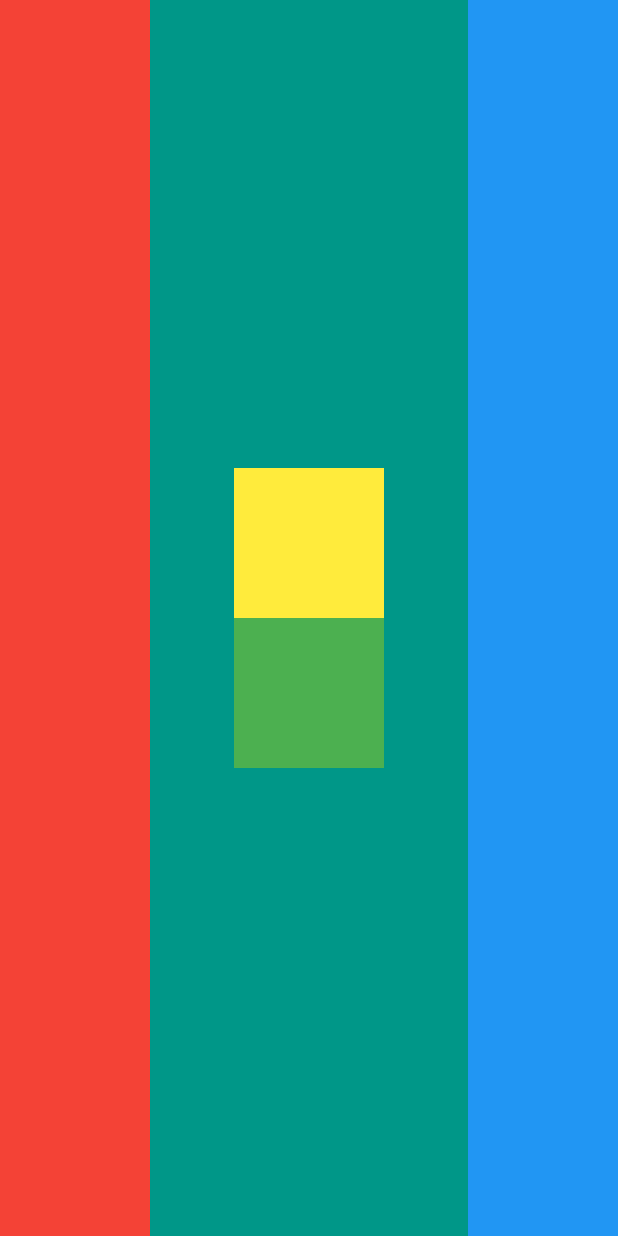
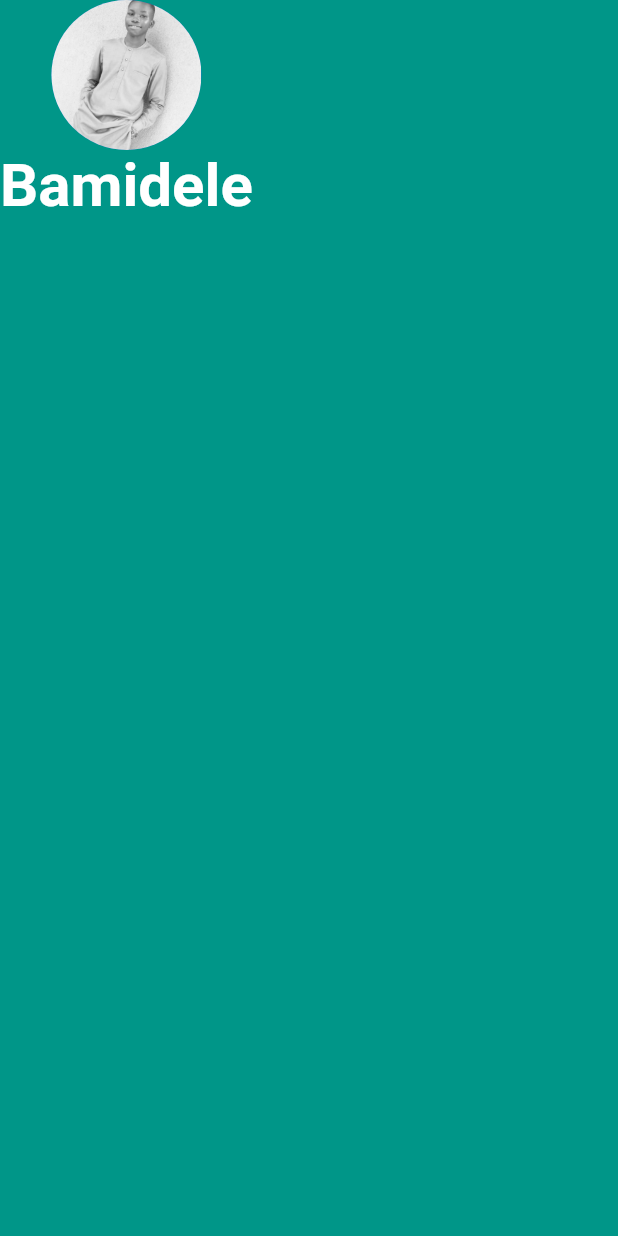
Before and after one commit to Bamidele1234/Business_Card_App, a Flutter app: the screen it shows after launch, on a phone screen of 412 x 824 dp. Run offline on Flutter 3.47's test engine with Material 2 defaults, Android fonts, the phone set to English and light mode, and no system bars.

```diff
--- a/lib/main.dart
+++ b/lib/main.dart
@@ -1,43 +1,29 @@
 import 'package:flutter/material.dart';
 
-void main() => runApp(const PracticeApp());
+void main() => runApp(const FinalApp());
 
-// Using Row and Column
-class MyApp extends StatelessWidget {
-  const MyApp({Key? key}) : super(key: key);
+class FinalApp extends StatelessWidget {
+  const FinalApp({Key? key}) : super(key: key);
 
   @override
   Widget build(BuildContext context) {
     return MaterialApp(
       home: Scaffold(
-        backgroundColor: Colors.red,
+        backgroundColor: Colors.teal,
         body: SafeArea(
-          child: Row(
-            //mainAxisSize: MainAxisSize.min,
-            //verticalDirection: VerticalDirection.up,
-            //mainAxisAlignment: MainAxisAlignment.spaceBetween,
-            crossAxisAlignment: CrossAxisAlignment.stretch,
-            /**
-             * The column is made of a list of children widgets
-             */
-            children: <Widget>[
-              Container(
-                height: 100,
-                color: Colors.yellowAccent,
-                child: const Text('Container 1'),
+          child: Column(
+            children: const <Widget>[
+              CircleAvatar(
+                radius: 50,
+                backgroundImage: AssetImage('images/me.png'),
               ),
-              const SizedBox(
-                width: 30,
-              ),
-              Container(
-                height: 100,
-                color: Colors.blue,
-                child: const Text('Container 2'),
-              ),
-              Container(
-                height: 100,
-                color: Colors.green,
-                child: const Text('Container 3'),
+              Text(
+                'Bamidele',
+                style: TextStyle(
+                  color: Colors.white,
+                  fontSize: 40,
+                  fontWeight: FontWeight.bold,
+                ),
               ),
             ],
           ),
@@ -46,103 +32,3 @@ class MyApp extends StatelessWidget {
     );
   }
 }
-
-// Using containers
-class SomeApp extends StatelessWidget {
-  const SomeApp({Key? key}) : super(key: key);
-
-  @override
-  Widget build(BuildContext context) {
-    return MaterialApp(
-      home: Scaffold(
-        backgroundColor: Colors.white24,
-        body: SafeArea(
-          child: Container(
-            /**
-             * The container can only contain one child
-             * It allows you to have complete control over everything within it.
-             */
-            height: 250,
-            width: 300,
-            /**
-             * Here, the child is a single text.
-             * Optionally, you have full control of the style
-             */
-            child: Text(
-              "Welcome Home",
-              style: Theme.of(context)
-                  .textTheme
-                  .headline5!
-                  .copyWith(color: Colors.white),
-            ),
-            margin: const EdgeInsets.all(25),
-            /**
-             * The padding is an empty space to insert within the decoration
-             * padding: const EdgeInsets.all(0), // Fot the interior contents
-             */
-            /**
-             * Enable decoration of the container
-             */
-            decoration: const BoxDecoration(
-              shape: BoxShape.circle,
-              color: Colors.amber,
-            ),
-            /**
-             * The alignment of the child within it's parent (container)
-             */
-            alignment: Alignment.center,
-            /**
-             * Enable rotation, similar to that of Processing
-             */
-            transform: Matrix4.rotationZ(0.2),
-          ),
-        ),
-      ),
-    );
-  }
-}
-
-// Classwork / Exercise
-class PracticeApp extends StatelessWidget {
-  const PracticeApp({Key? key}) : super(key: key);
-
-  @override
-  Widget build(BuildContext context) {
-    return MaterialApp(
-      home: Scaffold(
-        backgroundColor: Colors.teal,
-        body: SafeArea(
-          child: Row(
-            mainAxisAlignment: MainAxisAlignment.spaceBetween,
-            crossAxisAlignment: CrossAxisAlignment.stretch,
-            children: <Widget>[
-              Container(
-                width: 100,
-                color: Colors.red,
-              ),
-              Column(
-                mainAxisAlignment: MainAxisAlignment.center,
-                children: <Widget>[
-                  Container(
-                    width: 100,
-                    height: 100,
-                    color: Colors.yellow,
-                  ),
-                  Container(
-                    width: 100,
-                    height: 100,
-                    color: Colors.green,
-                  ),
-                ],
-              ),
-              Container(
-                width: 100,
-                color: Colors.blue,
-              ),
-            ],
-          ),
-        ),
-      ),
-    );
-  }
-}
--- a/pubspec.yaml
+++ b/pubspec.yaml
@@ -56,6 +56,8 @@ flutter:
   # included with your application, so that you can use the icons in
   # the material Icons class.
   uses-material-design: true
+  assets:
+    - images/
 
   # To add assets to your application, add an assets section, like this:
   # assets:
```
Also changed, not shown: images/me.png (added).
